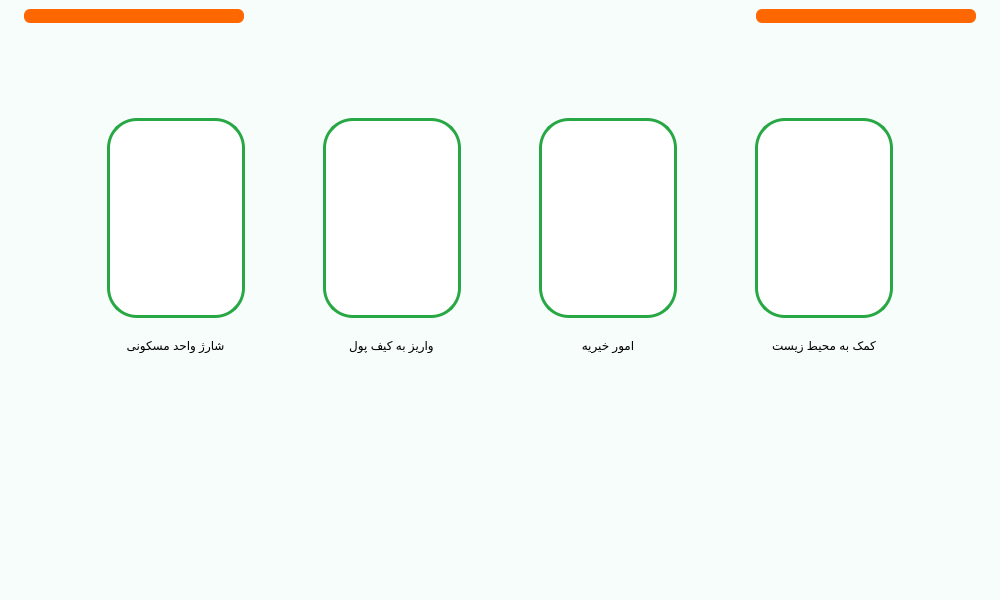
Old version of the form main.ui in the repository Farazist/raspberrypi-app.
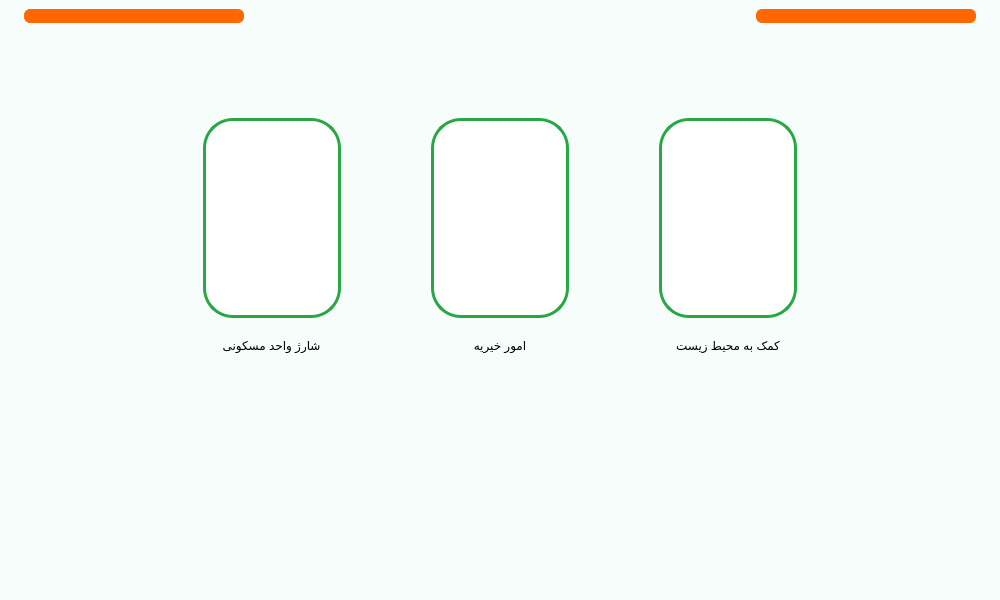
New version of the form. The open tabs and pages were chosen to show the change. Icons and pictures are not drawn.

Commit message: delete deposit to wallet from wallet services

```diff
--- a/main.ui
+++ b/main.ui
@@ -3644,13 +3644,13 @@
            <number>20</number>
           </property>
           <property name="leftMargin">
-           <number>60</number>
+           <number>150</number>
           </property>
           <property name="topMargin">
            <number>80</number>
           </property>
           <property name="rightMargin">
-           <number>60</number>
+           <number>150</number>
           </property>
           <property name="bottomMargin">
            <number>20</number>
@@ -3710,58 +3710,7 @@
            </layout>
           </item>
           <item>
-           <layout class="QVBoxLayout" name="verticalLayout_46">
-            <item alignment="Qt::AlignHCenter">
-             <widget class="QPushButton" name="btnWalletServices_2">
-              <property name="maximumSize">
-               <size>
-                <width>300</width>
-                <height>300</height>
-               </size>
-              </property>
-              <property name="styleSheet">
-               <string notr="true">QPushButton{
-background-color: #ffffff; 
-border: 3px solid #28a745; 
-border-radius: 30px;
-outline-style: none;
-padding: 50px;
-}
-QPushButton:pressed {
-background-color: #6fdc89;
-border-style: inset;
-}</string>
-              </property>
-              <property name="text">
-               <string/>
-              </property>
-              <property name="icon">
-               <iconset>
-                <normaloff>images/GreenMainMenu/Deposit to card recycling.png</normaloff>images/GreenMainMenu/Deposit to card recycling.png</iconset>
-              </property>
-              <property name="iconSize">
-               <size>
-                <width>150</width>
-                <height>150</height>
-               </size>
-              </property>
-             </widget>
-            </item>
-            <item alignment="Qt::AlignHCenter|Qt::AlignTop">
-             <widget class="QLabel" name="lblWalletServices_2">
-              <property name="styleSheet">
-               <string notr="true">font: 22pt &quot;IRANSans&quot;;
-color:#000000;</string>
-              </property>
-              <property name="text">
-               <string>واریز به کیف پول</string>
-              </property>
-              <property name="alignment">
-               <set>Qt::AlignCenter</set>
-              </property>
-             </widget>
-            </item>
-           </layout>
+           <layout class="QVBoxLayout" name="verticalLayout_46"/>
           </item>
           <item>
            <layout class="QVBoxLayout" name="verticalLayout_44">
```
Left out of the diff: 12 changed lines with no effect on the pictures. The commit also changes 1 other file.
